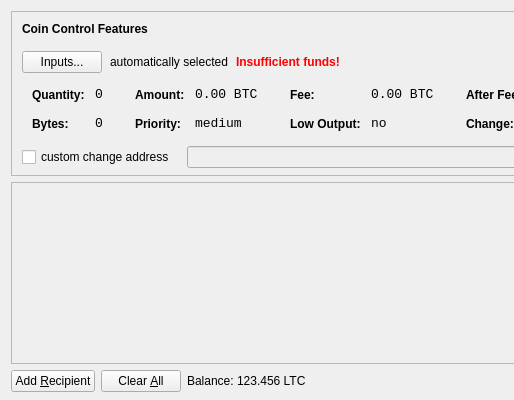
Before: the Qt Designer form src/qt/forms/sendcoinsdialog.ui in gamers-coin/gamecredits, drawn with Qt 5; both pictures show x 0 to 514 and y 0 to 400 of the 850 by 400 pixel window.
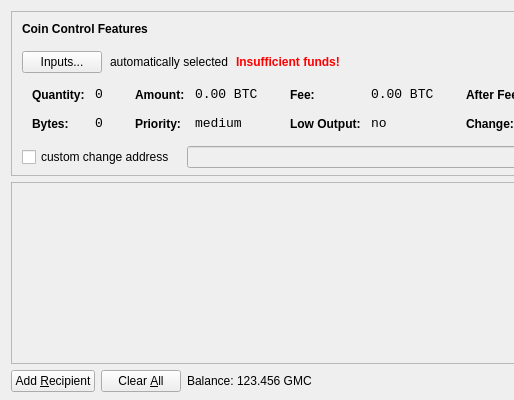
After: the same form once the commit is applied. Icons and pictures are not drawn.

The edit to the form file:
```diff
--- a/src/qt/forms/sendcoinsdialog.ui
+++ b/src/qt/forms/sendcoinsdialog.ui
@@ -720,7 +720,7 @@
           <cursorShape>IBeamCursor</cursorShape>
          </property>
          <property name="text">
-          <string>123.456 LTC</string>
+          <string>123.456 GMC</string>
          </property>
          <property name="textInteractionFlags">
           <set>Qt::LinksAccessibleByMouse|Qt::TextSelectableByKeyboard|Qt::TextSelectableByMouse</set>
```
